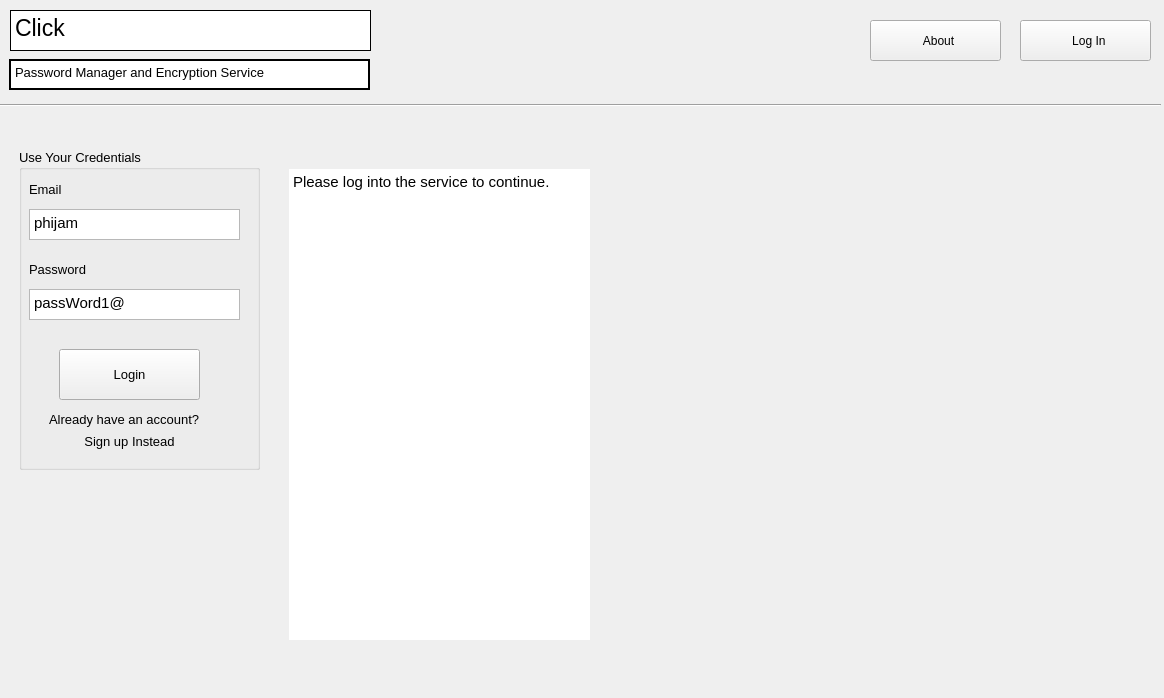
First picture: the form in mainwindow.ui, repository PhiJam1/Click, before the edit.
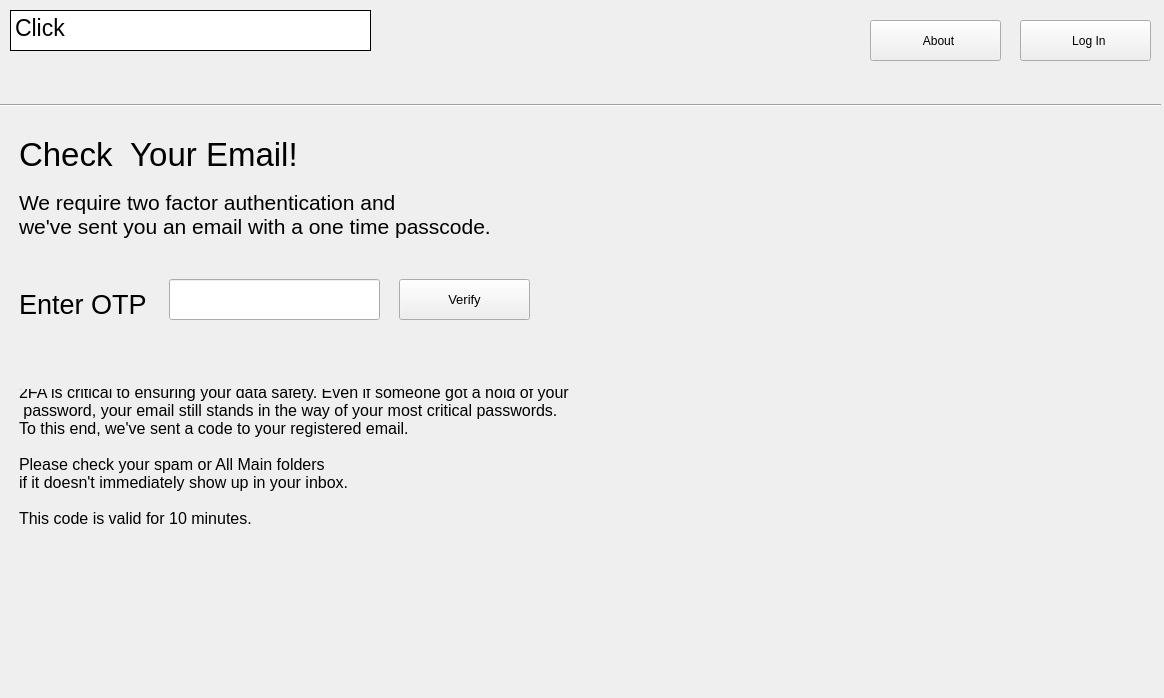
Second picture: the form after the edit. The open tabs and pages were chosen to show the change. Icons and pictures are not drawn.

Patch:
```diff
--- a/mainwindow.ui
+++ b/mainwindow.ui
@@ -1684,7 +1684,150 @@
       </property>
      </widget>
     </widget>
-    <widget class="QWidget" name="page"/>
+    <widget class="QWidget" name="TwoFactorAuthPage">
+     <widget class="QLabel" name="TFATitle">
+      <property name="geometry">
+       <rect>
+        <x>10</x>
+        <y>70</y>
+        <width>451</width>
+        <height>51</height>
+       </rect>
+      </property>
+      <property name="font">
+       <font>
+        <pointsize>25</pointsize>
+        <bold>false</bold>
+       </font>
+      </property>
+      <property name="text">
+       <string>Check  Your Email!</string>
+      </property>
+     </widget>
+     <widget class="QLabel" name="TFADes">
+      <property name="geometry">
+       <rect>
+        <x>10</x>
+        <y>330</y>
+        <width>601</width>
+        <height>151</height>
+       </rect>
+      </property>
+      <property name="font">
+       <font>
+        <pointsize>12</pointsize>
+        <bold>false</bold>
+       </font>
+      </property>
+      <property name="text">
+       <string>2FA is critical to ensuring your data safety. Even if someone got a hold of your
+ password, your email still stands in the way of your most critical passwords. 
+To this end, we've sent a code to your registered email. 
+
+Please check your spam or All Main folders 
+if it doesn't immediately show up in your inbox.
+
+This code is valid for 10 minutes. 
+</string>
+      </property>
+     </widget>
+     <widget class="QLabel" name="TFAHeader">
+      <property name="geometry">
+       <rect>
+        <x>10</x>
+        <y>120</y>
+        <width>511</width>
+        <height>71</height>
+       </rect>
+      </property>
+      <property name="font">
+       <font>
+        <pointsize>16</pointsize>
+        <bold>false</bold>
+       </font>
+      </property>
+      <property name="text">
+       <string>We require two factor authentication and
+we've sent you an email with a one time passcode.</string>
+      </property>
+     </widget>
+     <widget class="QLabel" name="EntryLabel">
+      <property name="geometry">
+       <rect>
+        <x>10</x>
+        <y>210</y>
+        <width>131</width>
+        <height>71</height>
+       </rect>
+      </property>
+      <property name="font">
+       <font>
+        <pointsize>20</pointsize>
+        <bold>false</bold>
+       </font>
+      </property>
+      <property name="text">
+       <string>Enter OTP</string>
+      </property>
+     </widget>
+     <widget class="QLineEdit" name="TFAEntry">
+      <property name="geometry">
+       <rect>
+        <x>160</x>
+        <y>220</y>
+        <width>211</width>
+        <height>41</height>
+       </rect>
+      </property>
+     </widget>
+     <widget class="QPushButton" name="VerifyBTN">
+      <property name="geometry">
+       <rect>
+        <x>390</x>
+        <y>220</y>
+        <width>131</width>
+        <height>41</height>
+       </rect>
+      </property>
+      <property name="font">
+       <font>
+        <pointsize>10</pointsize>
+        <bold>false</bold>
+       </font>
+      </property>
+      <property name="text">
+       <string>Verify</string>
+      </property>
+      <property name="icon">
+       <iconset theme="go-next"/>
+      </property>
+      <property name="flat">
+       <bool>false</bool>
+      </property>
+     </widget>
+     <widget class="QLabel" name="LockIMG2fa">
+      <property name="geometry">
+       <rect>
+        <x>650</x>
+        <y>90</y>
+        <width>461</width>
+        <height>471</height>
+       </rect>
+      </property>
+      <property name="autoFillBackground">
+       <bool>true</bool>
+      </property>
+      <property name="text">
+       <string/>
+      </property>
+      <property name="pixmap">
+       <pixmap>MainPageImg.png</pixmap>
+      </property>
+      <property name="scaledContents">
+       <bool>true</bool>
+      </property>
+     </widget>
+    </widget>
    </widget>
    <widget class="QPushButton" name="AboutBTN">
     <property name="geometry">
```
Left out of the diff: 24 changed lines with no effect on the pictures.
